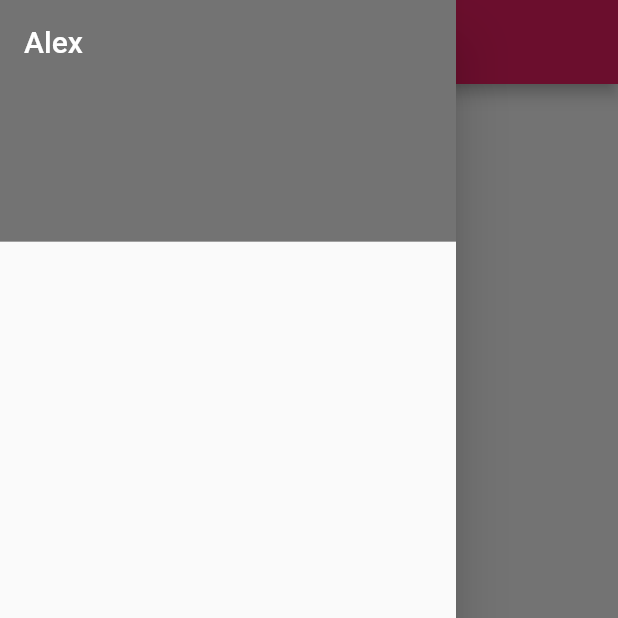
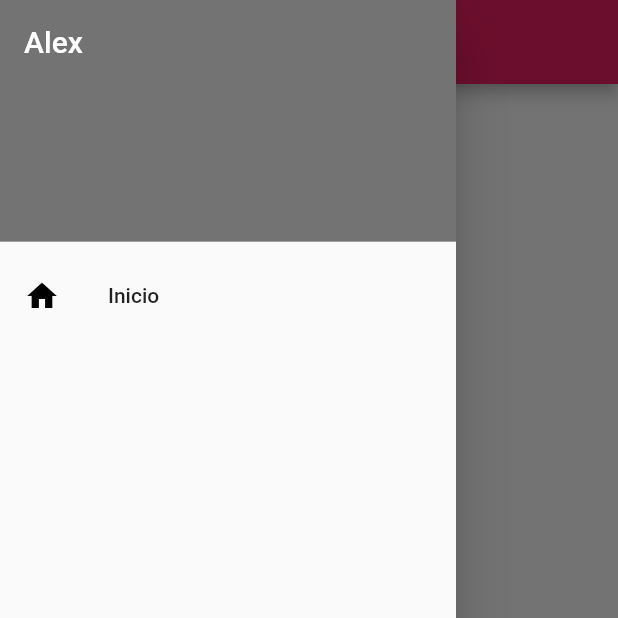
Before and after one commit to franlm1/project-appEnglish, a Flutter app: the screen it shows after launch, with the side drawer open, on a phone screen of 412 x 824 dp, the top half of it. Run offline on Flutter 3.47's test engine with Material 2 defaults, Android fonts, the phone set to English and light mode, and no system bars.

Commit message:
interfaz inicio

```diff
--- a/lib/main.dart
+++ b/lib/main.dart
@@ -3,11 +3,11 @@ import 'package:flutter/material.dart';
 import 'list/list_user.dart';
 
 void main() {
-  runApp(const MyApp());
+  runApp(MyApp());
 }
 
 class MyApp extends StatelessWidget {
-  const MyApp({Key? key}) : super(key: key);
+
 
   // This widget is the root of your application.
   @override
@@ -37,11 +37,8 @@ class HomePageMain extends StatefulWidget {
 class _SearchListState extends State<HomePageMain> {
   @override
   Widget build(BuildContext context) {
-
     return Scaffold(
-
-      body: ListUser() ,
-
+      body: ListUser(),
     );
   }
 }
--- /dev/null
+++ b/lib/menu/animation_route.dart
@@ -0,0 +1,31 @@
+import 'package:flutter/cupertino.dart';
+
+class Animation_route extends PageRouteBuilder {
+  final Widget widget;
+  Animation_route(this.widget)
+      : super(
+            transitionDuration: Duration(
+                days: 0,
+                hours: 0,
+                minutes: 0,
+                seconds: 0,
+                milliseconds: 500,
+                microseconds: 0),
+            pageBuilder: (BuildContext context, Animation<double> animation1,
+                Animation<double> animation2) {
+              return widget;
+            },
+            transitionsBuilder: (BuildContext context,
+                Animation<double> animation1,
+                Animation<double> animation2,
+                Widget child) {
+              return SlideTransition(
+                position: Tween<Offset>(
+                        begin: const Offset(-1.0, 0.0),
+                        end: const Offset(0.0, 0.0))
+                    .animate(CurvedAnimation(
+                        parent: animation1, curve: Curves.fastOutSlowIn)),
+                child: child,
+              );
+            });
+}
--- a/lib/menu/menu_lateral.dart
+++ b/lib/menu/menu_lateral.dart
@@ -1,4 +1,7 @@
 import 'package:flutter/material.dart';
+
+import '../main.dart';
+import 'animation_route.dart';
 
 class MenuLateral extends StatefulWidget {
   @override
@@ -11,7 +14,7 @@ class Menu extends State<MenuLateral> {
     return Drawer(
       child: ListView(
         padding: EdgeInsets.zero,
-        children: const [
+        children:  [
           DrawerHeader(
             child: Text(
               "Alex",
@@ -23,11 +26,17 @@ class Menu extends State<MenuLateral> {
             decoration: BoxDecoration(
               color: Colors.black54,
               shape: BoxShape.rectangle,
-            ) ,
             ),
+          ),
+          ListTile(
+              leading: Icon(
+                Icons.home,
+                color: Colors.black,
+              ),
+              title: Text('Inicio'),
+              onTap: () => Navigator.pop(context, Animation_route(MyApp()))),
         ],
       ),
-
     );
   }
 }
```
